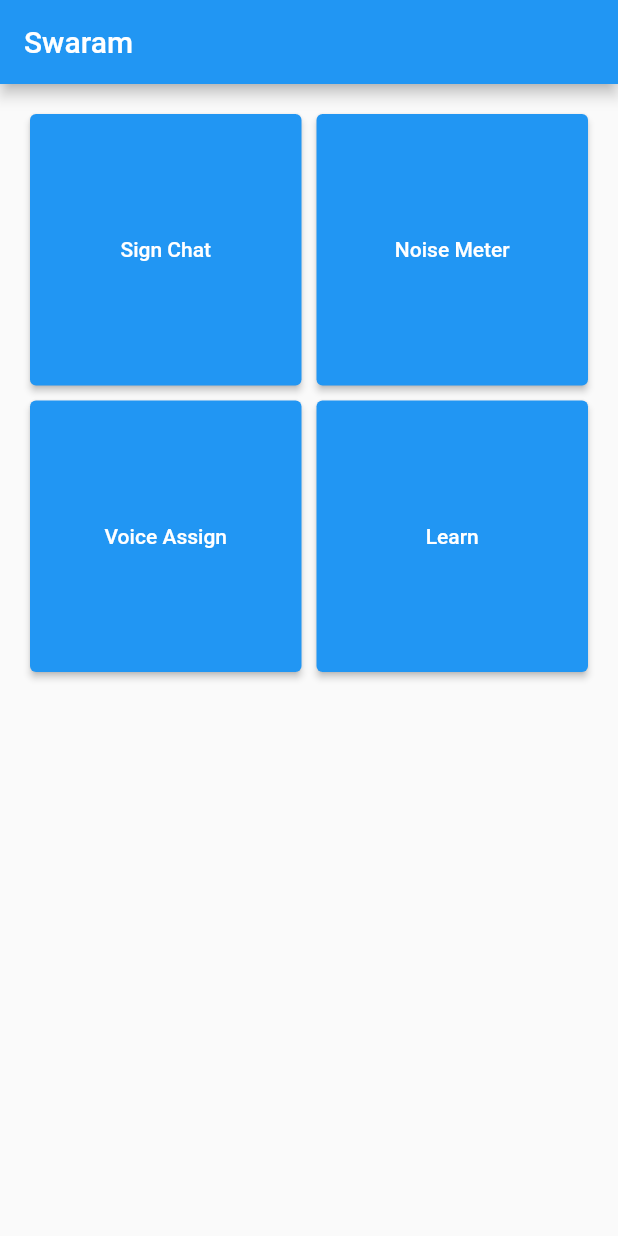
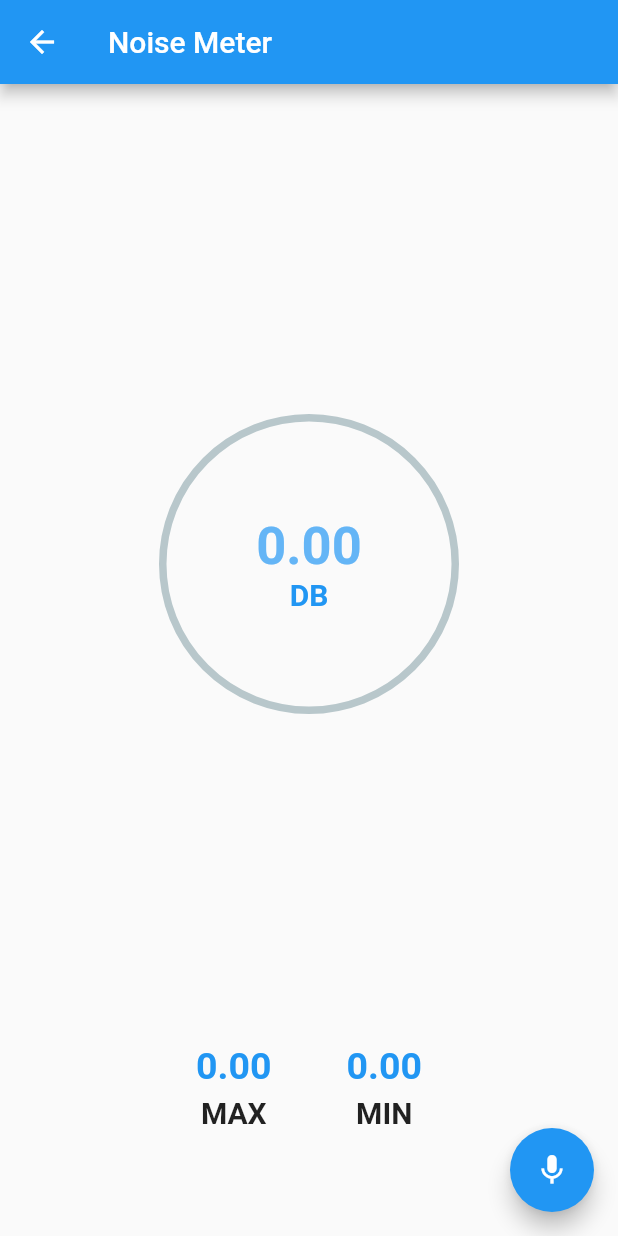
Before and after one commit to vishnuoum/AIeSSA, a Flutter app: the screen it shows after launch, after a tap on "Noise Meter", on a phone screen of 412 x 824 dp. Run offline on Flutter 3.47's test engine with Material 2 defaults, Android fonts, the light colour scheme and no system bars; drawn by our look-alikes of percent_indicator; our stand-ins replace speech_to_text; missing offline and left inert: noise_meter, text_to_speech.

Commit message:
Completed noise meter

```diff
--- a/lib/main.dart
+++ b/lib/main.dart
@@ -1,4 +1,5 @@
 import 'package:app_for_specially_abled/pages/home.dart';
+import 'package:app_for_specially_abled/pages/noiseMeter.dart';
 import 'package:app_for_specially_abled/pages/signChat.dart';
 import 'package:flutter/material.dart';
 
@@ -17,6 +18,7 @@ class MyApp extends StatelessWidget {
       routes: {
         "/" : (context) => Home(),
         "/signChat" : (context) => SignChat(),
+        "/noiseMeter" : (context) => NoiseMeterClass(),
       },
       initialRoute: "/",
     );
--- a/lib/pages/home.dart
+++ b/lib/pages/home.dart
@@ -24,7 +24,9 @@ class _HomeState extends State<Home> {
           ElevatedButton(onPressed: (){
             Navigator.pushNamed(context, "/signChat");
           }, child: Text("Sign Chat")),
-          ElevatedButton(onPressed: (){}, child: Text("Noise Meter")),
+          ElevatedButton(onPressed: (){
+            Navigator.pushNamed(context, "/noiseMeter");
+          }, child: Text("Noise Meter")),
           ElevatedButton(onPressed: (){}, child: Text("Voice Assign")),
           ElevatedButton(onPressed: (){}, child: Text("Learn")),
         ],
--- /dev/null
+++ b/lib/pages/noiseMeter.dart
@@ -0,0 +1,145 @@
+import 'dart:async';
+
+import 'package:flutter/material.dart';
+import 'package:flutter/services.dart';
+import 'package:noise_meter/noise_meter.dart';
+import 'package:percent_indicator/circular_percent_indicator.dart';
+
+class NoiseMeterClass extends StatefulWidget {
+  const NoiseMeterClass({Key? key}) : super(key: key);
+
+  @override
+  State<NoiseMeterClass> createState() => _NoiseMeterClassState();
+}
+
+class _NoiseMeterClassState extends State<NoiseMeterClass> {
+
+  double maxDB=120,currentDb=0.0,max=0.0,min=0.0,alertDB=80.0;
+
+  Color? dbColor = Colors.blue,valueColor = Colors.blue[300];
+
+  bool _isRecording = false;
+  StreamSubscription<NoiseReading>? _noiseSubscription;
+  late NoiseMeter _noiseMeter;
+
+  @override
+  void initState() {
+    super.initState();
+    _noiseMeter = new NoiseMeter();
+  }
+
+  @override
+  void dispose() {
+    _noiseSubscription?.cancel();
+    super.dispose();
+  }
+
+  void onData(NoiseReading noiseReading) {
+    this.setState(() {
+      if (!this._isRecording) {
+        this._isRecording = true;
+      }
+    });
+    print(noiseReading.meanDecibel);
+    setState(() {
+      currentDb = noiseReading.meanDecibel;
+      max = noiseReading.meanDecibel>max?noiseReading.meanDecibel:max;
+      min = min==0.0?noiseReading.meanDecibel:noiseReading.meanDecibel<min?noiseReading.meanDecibel:min;
+    });
+    if(noiseReading.meanDecibel>alertDB){
+      HapticFeedback.vibrate();
+    }
+  }
+
+  void onError(Object error) {
+    print(error.toString());
+    _isRecording = false;
+  }
+
+  void start() async {
+    try {
+      _noiseSubscription = _noiseMeter.noiseStream.listen(onData);
+    } catch (err) {
+      print(err);
+    }
+  }
+
+  void stop() async {
+    try {
+      if (_noiseSubscription != null) {
+        _noiseSubscription!.cancel();
+        _noiseSubscription = null;
+      }
+      this.setState(() {
+        this._isRecording = false;
+      });
+    } catch (err) {
+      print('stopRecorder error: $err');
+    }
+    setState(() {
+      currentDb = 0.0;
+    });
+  }
+
+  @override
+  Widget build(BuildContext context) {
+    return Scaffold(
+      appBar: AppBar(
+        title: Text("Noise Meter"),
+      ),
+      body: SizedBox.expand(
+        child: Column(
+          children: [
+            Expanded(
+              child: Center(
+                child: CircularPercentIndicator(
+                  radius: 100,
+                  animation: true,
+                  animateFromLastPercent: true,
+                  percent: currentDb/maxDB,
+                  center: Column(
+                    mainAxisAlignment: MainAxisAlignment.center,
+                    children: [
+                      Text(currentDb.toStringAsFixed(2),style: TextStyle(color: valueColor,fontSize: 35,fontWeight: FontWeight.bold),),
+                      Text("DB",style: TextStyle(color: dbColor,fontSize: 20,fontWeight: FontWeight.bold),)
+                    ],
+                  )
+                )
+              ),
+              flex: 25,
+            ),
+            Expanded(
+              child: Row(
+                mainAxisAlignment: MainAxisAlignment.center,
+                children: [
+                  Column(
+                    children: [
+                      Text(max.toStringAsFixed(2),style: TextStyle(fontSize: 25,color: dbColor,fontWeight: FontWeight.bold),),
+                      SizedBox(height: 5,),
+                      Text("MAX",style: TextStyle(fontSize: 20,fontWeight: FontWeight.bold),),
+                    ],
+                  ),
+                  SizedBox(width: 50,),
+                  Column(
+                    children: [
+                      Text(min.toStringAsFixed(2),style: TextStyle(fontSize: 25,color: dbColor,fontWeight: FontWeight.bold),),
+                      SizedBox(height: 5,),
+                      Text("MIN",style: TextStyle(fontSize: 20,fontWeight: FontWeight.bold),),
+                    ],
+                  )
+                ],
+              ),
+              flex: 5,
+            ),
+          ],
+        ),
+      ),
+      floatingActionButton: FloatingActionButton(
+        child: Icon(Icons.mic),
+        foregroundColor: Colors.white,
+        backgroundColor: _isRecording?Colors.red:Colors.blue,
+        onPressed: _isRecording?stop:start,
+      ),
+    );
+  }
+}
--- a/pubspec.yaml
+++ b/pubspec.yaml
@@ -31,6 +31,7 @@ dependencies:
   noise_meter: ^3.0.3
   text_to_speech: ^0.2.3
   speech_to_text: ^5.4.3
+  percent_indicator: ^4.2.0
 
 dev_dependencies:
   flutter_test:
```
Also changed, not shown: pubspec.lock, 1 other file.
